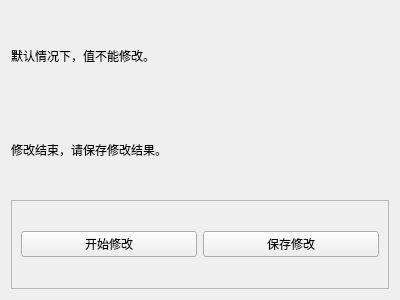
Old version of the form SciTools2/popup/clean/uipy/modify_value.ui in the repository xihuyu20000/learn-python.
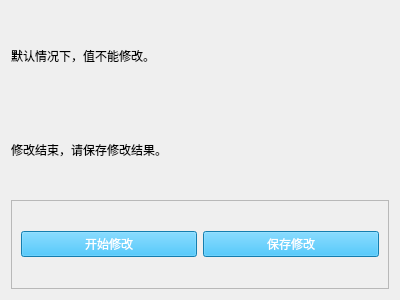
New version of the form.

Patch:
```diff
--- a/SciTools2/popup/clean/uipy/modify_value.ui
+++ b/SciTools2/popup/clean/uipy/modify_value.ui
@@ -39,6 +39,9 @@
      <layout class="QHBoxLayout" name="horizontalLayout">
       <item>
        <widget class="QPushButton" name="btn_start">
+        <property name="styleSheet">
+         <string notr="true">color: rgb(255, 255, 255); background-color: rgb(28, 177, 245);</string>
+        </property>
         <property name="text">
          <string>开始修改</string>
         </property>
@@ -46,6 +49,9 @@
       </item>
       <item>
        <widget class="QPushButton" name="btn_save">
+        <property name="styleSheet">
+         <string notr="true">color: rgb(255, 255, 255); background-color: rgb(28, 177, 245);</string>
+        </property>
         <property name="text">
          <string>保存修改</string>
         </property>
```
